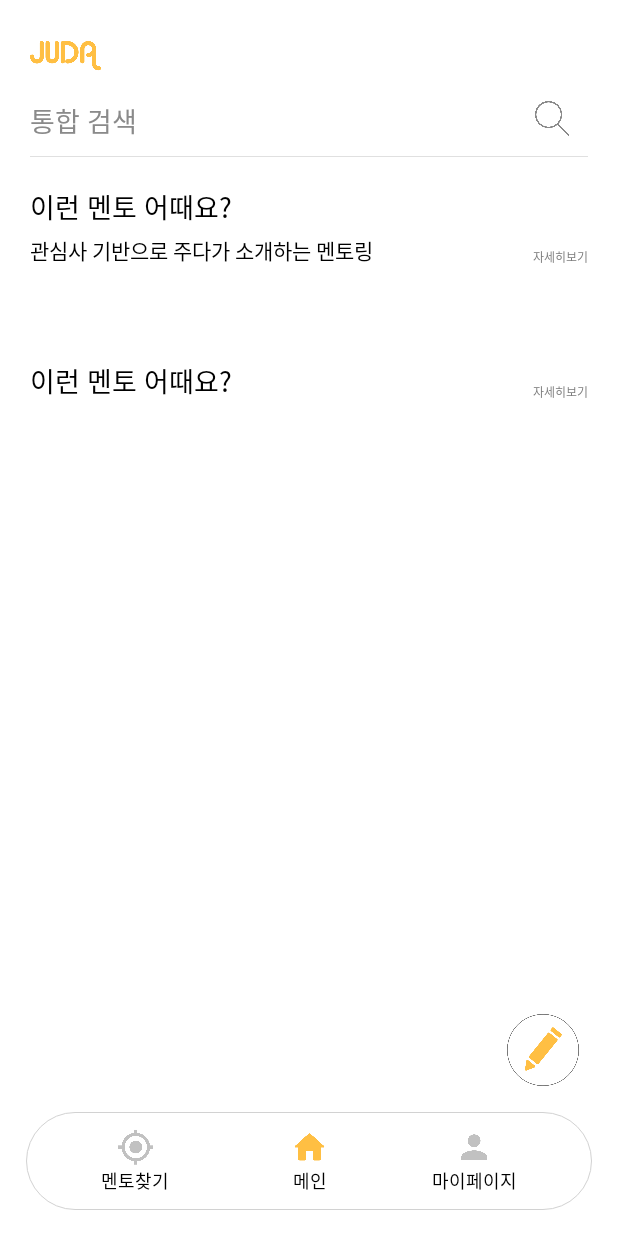
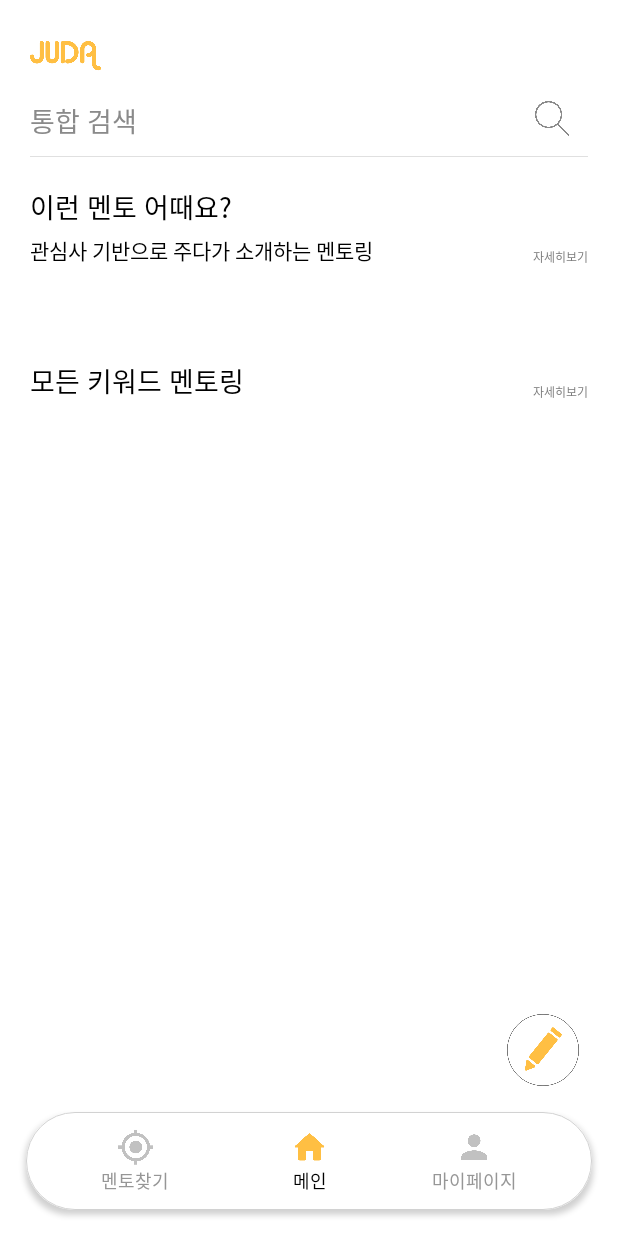
Before and after one commit to 1jeongg/Juda-Kotlin, an Android app built with Jetpack Compose: the JudaMainScreen screen opened through its navigation route, on a phone screen of 412 x 824 dp. Run offline under Robolectric (Android 15) with nearby library versions, the phone set to English and light mode, and no system bars; our stand-ins replace Dagger/Hilt's generated code, Firebase (no records; nobody signed in at launch, a user with empty details on screens opened directly); libraries missing offline, so code that uses them is left out: com.kakao.sdk; Roboto replaces fonts that are not available here.

Commit message:
feat: D-4시간 수정 작업

```diff
--- a/app/src/main/java/com/example/juda_kotlin/app/presentation/component/NavigationBar.kt
+++ b/app/src/main/java/com/example/juda_kotlin/app/presentation/component/NavigationBar.kt
@@ -4,9 +4,11 @@ import androidx.compose.foundation.*
 import androidx.compose.foundation.layout.*
 import androidx.compose.foundation.shape.RoundedCornerShape
 import androidx.compose.material.Text
-import androidx.compose.runtime.Composable
+import androidx.compose.runtime.*
+import androidx.compose.runtime.saveable.rememberSaveable
 import androidx.compose.ui.Alignment
 import androidx.compose.ui.Modifier
+import androidx.compose.ui.draw.shadow
 import androidx.compose.ui.graphics.Color
 import androidx.compose.ui.res.painterResource
 import androidx.compose.ui.unit.dp
@@ -19,8 +21,10 @@ import com.example.juda_kotlin.ui.theme.main_gray
 @Composable
 fun NavigationBar(
     modifier: Modifier = Modifier,
-    navController: NavController
+    navController: NavController,
+    isLocation: Boolean = true
 ){
+
     Column(
         modifier = modifier.padding(17.dp)
     ) {
@@ -36,6 +40,7 @@ fun NavigationBar(
         )
         Box(
             modifier = Modifier
+                .shadow(2.dp, RoundedCornerShape(30.dp))
                 .height(65.dp)
                 .background(Color.White, RoundedCornerShape(46.dp))
                 .fillMaxWidth()
@@ -44,27 +49,27 @@ fun NavigationBar(
             Column(
                 modifier = Modifier.align(Alignment.CenterStart)
                     .padding(start = 50.dp)
-                    .clickable { navController.navigate(Screen.MenteeScreen.route) },
+                    .clickable { navController.navigate(Screen.MenteeScreen.route);  },
                 horizontalAlignment = Alignment.CenterHorizontally
             ){
                 Image(
-                    painter = painterResource(id = R.drawable.location),
+                    painter = painterResource(id = if(isLocation) R.drawable.location else R.drawable.location_yes),
                     contentDescription = "location navigate",
                     modifier = Modifier.size(26.dp)
                 )
-                Text(text = "멘토찾기", style = TextStyles.smallText12)
+                Text(text = "멘토찾기", style = TextStyles.smallText12, color = if(isLocation) Color(0xFF969696) else Color.Black)
             }
             Column(
                 modifier = Modifier.align(Alignment.Center)
-                    .clickable { navController.navigate(Screen.JudaMainScreen.route) },
+                    .clickable { navController.navigate(Screen.JudaMainScreen.route)},
                 horizontalAlignment = Alignment.CenterHorizontally
             ){
                 Image(
-                    painter = painterResource(id = R.drawable.home),
+                    painter = painterResource(id = if(isLocation) R.drawable.home else R.drawable.home_no),
                     contentDescription = "home navigate",
                     modifier = Modifier.size(26.dp)
                 )
-                Text(text = "메인", style = TextStyles.smallText12)
+                Text(text = "메인", style = TextStyles.smallText12, color = if(isLocation) Color.Black else Color(0xFF969696))
             }
             Column(
                 modifier = Modifier.align(Alignment.CenterEnd)
@@ -77,7 +82,7 @@ fun NavigationBar(
                     contentDescription = "mypage navigate",
                     modifier = Modifier.size(26.dp)
                 )
-                Text(text = "마이페이지", style = TextStyles.smallText12)
+                Text(text = "마이페이지", style = TextStyles.smallText12, color = Color(0xFF969696))
             }
         }
     }
--- a/app/src/main/java/com/example/juda_kotlin/app/presentation/navigation/NavGraph.kt
+++ b/app/src/main/java/com/example/juda_kotlin/app/presentation/navigation/NavGraph.kt
@@ -13,11 +13,9 @@ fun NavGraphBuilder.judaGraph(
     composable(route = Screen.SplashScreen.route) { SplashScreen(navController) }
     composable(route = Screen.JudaMainScreen.route) { JudaMainScreen(navController) }
     composable(
-        route = Screen.DetailMentorScreen.route + "/{id}",
-        arguments = listOf(navArgument("id") { type = NavType.StringType} )
+        route = Screen.DetailMentorScreen.route
     ) {
-        val id = it.arguments?.getString("id") ?: ""
-        DetailMentorScreen(navController, index = id)
+        DetailMentorScreen(navController)
     }
     composable(route = Screen.SignInScreen.route) { SignInScreen(navController) }
     composable(route = Screen.BigCategoryScreen.route) { BigCategoryScreen(navController)}
--- a/app/src/main/java/com/example/juda_kotlin/app/presentation/view/JudaMainScreen.kt
+++ b/app/src/main/java/com/example/juda_kotlin/app/presentation/view/JudaMainScreen.kt
@@ -8,7 +8,9 @@ import androidx.compose.foundation.lazy.LazyRow
 import androidx.compose.foundation.shape.RoundedCornerShape
 import androidx.compose.material.Divider
 import androidx.compose.material.Text
+import androidx.compose.material.rememberScaffoldState
 import androidx.compose.runtime.Composable
+import androidx.compose.runtime.LaunchedEffect
 import androidx.compose.ui.Alignment
 import androidx.compose.ui.Alignment.Companion.Bottom
 import androidx.compose.ui.Alignment.Companion.BottomCenter
@@ -25,6 +27,7 @@ import androidx.navigation.NavController
 import com.example.juda_kotlin.R
 import com.example.juda_kotlin.app.data.PostDTO
 import com.example.juda_kotlin.app.domain.kakao_login.GlobalApplication
+import com.example.juda_kotlin.app.presentation.component.DialogBoxLoading
 import com.example.juda_kotlin.app.presentation.component.NavigationBar
 import com.example.juda_kotlin.app.presentation.component.TopJuda
 import com.example.juda_kotlin.app.presentation.navigation.Screen
@@ -32,6 +35,7 @@ import com.example.juda_kotlin.app.presentation.viewmodel.MentorViewModel
 import com.example.juda_kotlin.ui.theme.TextStyles
 import com.example.juda_kotlin.ui.theme.card_gray
 import com.example.juda_kotlin.ui.theme.main_gray
+import kotlinx.coroutines.delay
 
 @Composable
 fun JudaMainScreen(
@@ -40,6 +44,12 @@ fun JudaMainScreen(
 ){
     val tags = GlobalApplication.prefs.getString("tag2", "")
     val posts = mentorViewModel.posts
+    val scaffoldState = rememberScaffoldState()
+    mentorViewModel.getPosts() //legacy
+    LaunchedEffect(key1 = true){
+        mentorViewModel.getPosts()
+        delay(3000L)
+    }
     Box(
         modifier = Modifier
             .fillMaxSize()
@@ -47,7 +57,12 @@ fun JudaMainScreen(
     ) {
         Box {
             LazyColumn(
-                modifier = Modifier.padding(top = 27.dp, start = 20.dp, end = 20.dp, bottom = 100.dp)
+                modifier = Modifier.padding(
+                    top = 27.dp,
+                    start = 20.dp,
+                    end = 20.dp,
+                    bottom = 50.dp
+                )
             ) {
                 item { TopJuda() }
                 item { SearchJuda() }
@@ -55,11 +70,13 @@ fun JudaMainScreen(
                 item { MentorItemList(posts, navController) }
                 item { KeywordMentoring() }
                 item { MentorItemList(posts, navController) }
+                item { Spacer(modifier = Modifier.height(50.dp)) }
             }
         }
-        NavigationBar(Modifier.align(BottomCenter), navController = navController)
+        NavigationBar(Modifier.align(BottomCenter), navController = navController, true)
     }
 }
+
 
 @Composable
 fun KeywordMentoring() {
@@ -67,7 +84,7 @@ fun KeywordMentoring() {
         modifier = Modifier.padding(top = 46.dp, bottom = 18.dp)
     ) {
         Text(
-            text = "이런 멘토 어때요?",
+            text = "모든 키워드 멘토링",
             style = TextStyles.textSearch,
             color = Color.Black,
             fontWeight = FontWeight.Medium,
@@ -95,7 +112,7 @@ fun MentorItemList(
         posts.forEach {
             item {
                 MentorItem(
-                    onMove = { navController.navigate(Screen.DetailMentorScreen.route + "/${it.id}") },
+                    onMove = { navController.navigate(Screen.DetailMentorScreen.route) },
                     title = it.title,
                     description = it.content,
                     detail_description = it.content,
--- a/app/src/main/java/com/example/juda_kotlin/app/presentation/view/SplashScreen.kt
+++ b/app/src/main/java/com/example/juda_kotlin/app/presentation/view/SplashScreen.kt
@@ -10,6 +10,8 @@ import androidx.compose.runtime.Composable
 import androidx.compose.runtime.LaunchedEffect
 import androidx.compose.ui.Alignment
 import androidx.compose.ui.Modifier
+import androidx.compose.ui.graphics.Brush
+import androidx.compose.ui.graphics.Color
 import androidx.compose.ui.res.painterResource
 import androidx.compose.ui.unit.dp
 import androidx.hilt.navigation.compose.hiltViewModel
@@ -36,10 +38,10 @@ fun SplashScreen(
     Box(
         modifier = Modifier
             .fillMaxSize()
-            .background(main_yellow)
+            .background(brush = Brush.verticalGradient(colors = listOf(main_yellow, Color(0xFFFBEED5))))
     ){
         Image(
-            painter = painterResource(id = R.drawable.big_juda),
+            painter = painterResource(id = R.drawable.splash),
             contentDescription = "juda",
             modifier = Modifier.width(200.dp).align(Alignment.Center)
         )
--- a/app/src/main/java/com/example/juda_kotlin/app/presentation/viewmodel/MentorViewModel.kt
+++ b/app/src/main/java/com/example/juda_kotlin/app/presentation/viewmodel/MentorViewModel.kt
@@ -9,6 +9,10 @@ import com.google.firebase.firestore.ktx.firestore
 import com.google.firebase.ktx.Firebase
 import com.kakao.sdk.common.KakaoSdk.init
 import dagger.hilt.android.lifecycle.HiltViewModel
+import kotlinx.coroutines.delay
+import kotlinx.coroutines.flow.MutableSharedFlow
+import kotlinx.coroutines.flow.asSharedFlow
+import kotlinx.coroutines.flow.flow
 import kotlinx.coroutines.launch
 import java.sql.Timestamp
 import javax.inject.Inject
@@ -22,7 +26,7 @@ class MentorViewModel @Inject constructor(): ViewModel() {
     init {
         getPosts()
     }
-    private fun getPosts(){
+    fun getPosts() = viewModelScope.launch {
         val db = Firebase.firestore
         db.collection("postProvider")
             .get()
--- a/app/src/main/res/values/strings.xml
+++ b/app/src/main/res/values/strings.xml
@@ -1,3 +1,3 @@
 <resources>
-    <string name="app_name">Juda_Kotlin</string>
+    <string name="app_name">Juda</string>
 </resources>
```
Also changed, not shown: app/src/main/AndroidManifest.xml (+4 -6 lines), app/src/main/java/com/example/juda_kotlin/app/presentation/component/DialogBoxLoading.kt (added, +79 -0 lines), app/src/main/java/com/example/juda_kotlin/app/presentation/view/DetailMentorScreen.kt (+120 -29 lines), app/src/main/java/com/example/juda_kotlin/app/presentation/view/MenteeScreen.kt (+8 -3 lines), app/src/main/java/com/example/juda_kotlin/app/presentation/viewmodel/MenteeViewModel.kt (+4 -25 lines), app/src/main/res/drawable-v24/checked.png (added), app/src/main/res/drawable-v24/empty.png (added), app/src/main/res/drawable-v24/home_no.png (added), app/src/main/res/drawable-v24/location_yes.png (added), app/src/main/res/drawable-v24/logo.png (added), app/src/main/res/drawable-v24/splash.png (added), app/src/main/res/drawable-v24/unchecked.png (added).
